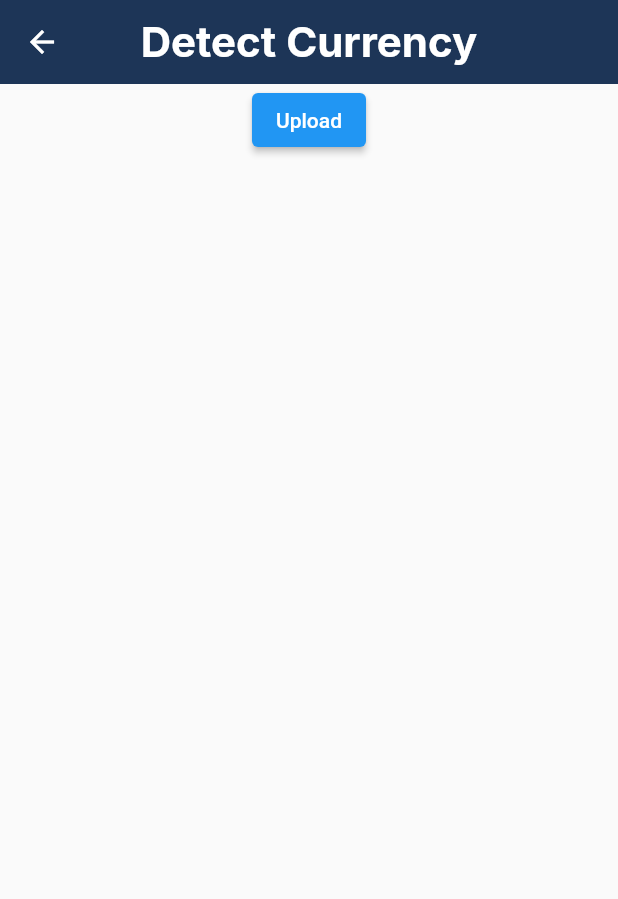
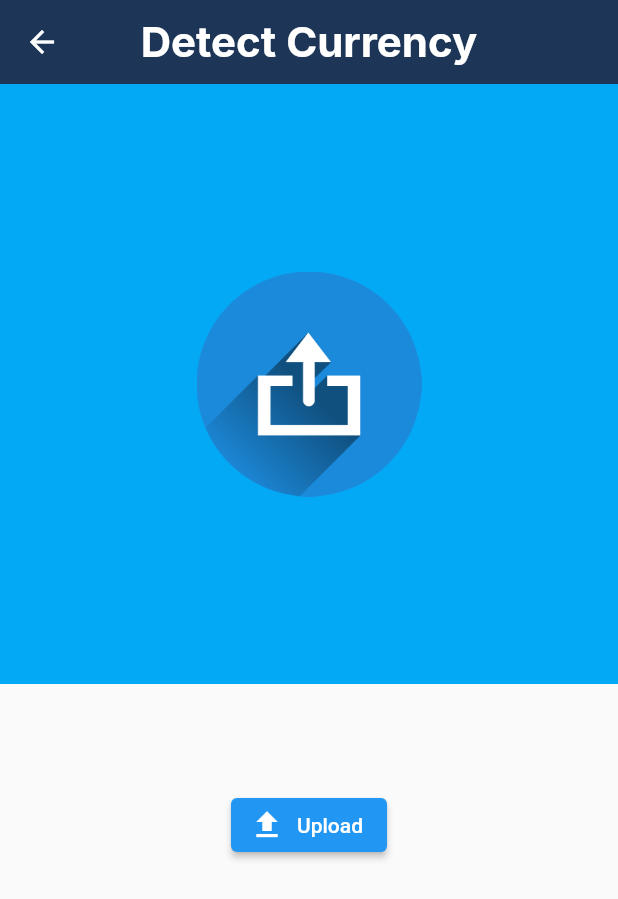
Before and after one commit to pushpe1174/SDGP, a Flutter app: the DetectCurrency screen opened by its route, on a phone screen of 412 x 824 dp. Shown: the top 899 px of the screen. Run offline on Flutter 3.47's test engine with Material 2 defaults, Android fonts, the phone set to English and light mode, and no system bars; our stand-ins replace animated_text_kit, firebase_auth, firebase_core, flutter_spinkit, gap, google_fonts and 2 more; accounts and stored records are empty.

Commit message:
Adding more feel to the screens

```diff
--- a/currency_mate_app/lib/Screens/camera_screen.dart
+++ b/currency_mate_app/lib/Screens/camera_screen.dart
@@ -68,13 +68,25 @@ class _DetectCurrencyState extends State<DetectCurrency> {
       ),
       body: Column(
         children: [
+          Container(
+            color: Colors.lightBlue,
+            height: 400,
+            child: Center(
+              child: SizedBox(
+                  width: 200,
+                  height: 150,
+                  child: Image.asset('assets/uploadLogo.png')),
+            ),
+          ),
+          const SizedBox(height: 70),
           pickedImage == null?
           Center(
-            child: ElevatedButton(
+            child: ElevatedButton.icon(
               onPressed: () async{
               _requestPermission();
               },
-              child: const Text("Upload"),
+              icon: const Icon(Icons.upload),
+              label: const Text("Upload"),
             ),
           ):
           Column(
@@ -108,8 +120,8 @@ class _DetectCurrencyState extends State<DetectCurrency> {
                                 MaterialPageRoute(builder: (context) => SummaryScreen(res)),
                               );
                             },
-                            icon: Icon(Icons.ice_skating),
-                            label: Text("Ok"),
+                            icon: const Icon(Icons.ice_skating),
+                            label: const Text("Ok"),
                         );
                       }
                     },
--- a/currency_mate_app/lib/main.dart
+++ b/currency_mate_app/lib/main.dart
@@ -27,7 +27,7 @@ class MyApp extends StatelessWidget {
       theme:ThemeData(
         primaryColor: primary,
       ),
-      initialRoute: '/sign_in' ,
+      initialRoute: '/loading' ,
       routes: {
         '/loading':(context)=> const LoadingScreen(),
         '/home':(context)=> const HomeScreen(),
--- a/currency_mate_app/pubspec.yaml
+++ b/currency_mate_app/pubspec.yaml
@@ -42,6 +42,7 @@ dependencies:
   permission_handler: ^10.2.0
   firebase_core: ^2.7.0
   firebase_auth: ^4.2.9
+  animated_text_kit: ^4.2.2
 
 dev_dependencies:
   flutter_test:
```
Also changed, not shown: currency_mate_app/lib/Screens/loading_screen.dart (+10 -4 lines), currency_mate_app/lib/Screens/login_screen.dart (+20 -4 lines), currency_mate_app/lib/Screens/sign_in_screen.dart (+19 -4 lines), currency_mate_app/assets/uploadLogo.png (added), currency_mate_app/pubspec.lock.
